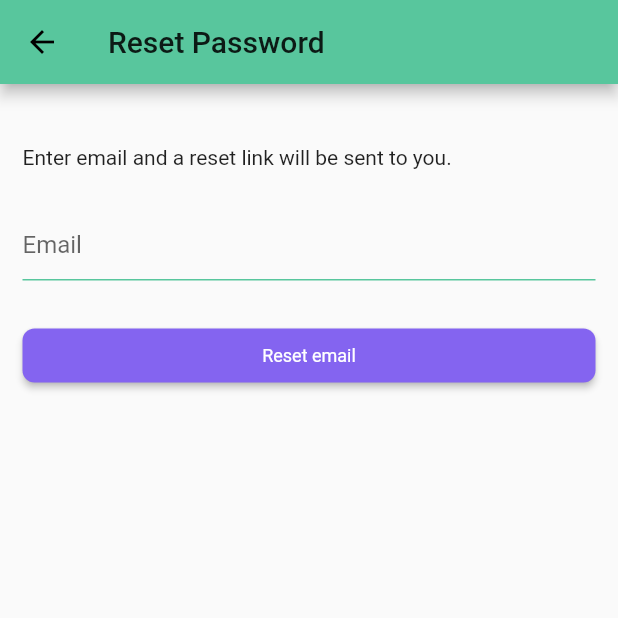
After one commit to ndy40/lgs_mobile_client, a Flutter app: the screen it shows after launch, after a tap on "Forgot password?", on a phone screen of 412 x 824 dp, the top half of it. The commit adds this screen. Run offline on Flutter 3.47's test engine with Material 2 defaults, Android fonts, the phone set to English and light mode, and no system bars; our stand-ins replace badges, dio, get, shared_preferences; accounts and stored records are empty; network calls fail.

Commit message:
adding support for GetX

```diff
--- a/lib/common/shareable.dart
+++ b/lib/common/shareable.dart
@@ -1,7 +1,7 @@
 import 'package:flutter/material.dart';
 
 class ErrorMessage {
-  Map<dynamic, dynamic> _data;
+  Map<String, dynamic> _data;
 
   String get context => _data['@context'];
   String get type => _data['@type'];
--- a/lib/common/widgets.dart
+++ b/lib/common/widgets.dart
@@ -10,7 +10,7 @@ RaisedButton appRaisedButton(String text, Function callback,
   return RaisedButton(
     color: secondaryColourSwatch[200],
     onPressed: callback,
-    shape: RoundedRectangleBorder(borderRadius: BorderRadius.circular(12)),
+    shape: RoundedRectangleBorder(borderRadius: BorderRadius.circular(8)),
     child: Text(
       text,
       style: textStyle,
--- /dev/null
+++ b/lib/controllers/auth_controller.dart
@@ -0,0 +1,78 @@
+import 'package:get/get.dart';
+import 'package:lgs_mobile_client/models/auth.dart';
+import 'package:lgs_mobile_client/providers/auth.dart';
+import 'package:lgs_mobile_client/screens/login_screen.dart';
+import 'package:lgs_mobile_client/services/auth_services.dart';
+
+class AuthController extends GetxController {
+  AuthService authService = AuthService.init();
+  UserPreference userPref = Get.find<UserPreference>();
+  UserController userController = Get.find<UserController>();
+
+  Future<dynamic> signIn(LoginModel login) async {
+    try {
+      final token = await authService.signIn(login);
+      userPref.saveToken(token);
+      userController.setToken(token);
+      userController.status = Status.LoggedIn;
+    } catch (e) {
+      print(e);
+    }
+  }
+
+  signOut() {
+    userPref.clear();
+    userController.clear();
+    Get.toNamed(LoginScreen.routeName);
+  }
+}
+
+class ResetPasswordController extends GetxController {
+  AuthService service;
+
+  ResetPasswordController(this.service);
+
+  resetPassword(String email) async {
+    return await service.resetPassword(email);
+  }
+}
+
+class UserController extends GetxController {
+  Rx<User> _user = User().obs;
+
+  Rx<Status> _status = Status.NotLoggedIn.obs;
+
+  set status(Status status) => _status.value = status;
+
+  Rx<Token> _token = Token().obs;
+
+  User get user => _user.value;
+
+  Status get status => _status.value;
+
+  Token get token => _token.value;
+
+  @override
+  void onInit() {
+    Get.find<UserPreference>().getUser().then((value) => setUser(value));
+  }
+
+  setUser(User user) async {
+    if (!await Get.find<UserPreference>().saveUser(user)) {
+      throw Exception("Error saving user");
+    }
+    _user.value = user;
+  }
+
+  setToken(Token token) async {
+    if (!await Get.find<UserPreference>().saveToken(token)) {
+      throw Exception('Error saving token');
+    }
+  }
+
+  clear() {
+    _user.value = User();
+    _status.value = Status.NotLoggedIn;
+    _token.value = Token();
+  }
+}
--- a/lib/main.dart
+++ b/lib/main.dart
@@ -1,38 +1,29 @@
 import 'package:flutter/material.dart';
-import 'package:lgs_mobile_client/models/auth.dart';
-import 'package:lgs_mobile_client/providers/auth.dart';
+import 'package:get/get.dart';
+import 'package:lgs_mobile_client/controllers/auth_controller.dart';
 import 'package:lgs_mobile_client/routes.dart';
 import 'package:lgs_mobile_client/screens/login_screen.dart';
 import 'package:lgs_mobile_client/screens/shopping_list_screen.dart';
+import 'package:lgs_mobile_client/services/auth_services.dart';
 import 'package:lgs_mobile_client/services/client_service.dart';
-import 'package:lgs_mobile_client/services/local_storage.dart';
 import 'package:lgs_mobile_client/themes.dart';
-import 'package:provider/provider.dart';
 
-void main() {
-  runApp(MultiProvider(
-    providers: [
-      ChangeNotifierProvider(
-        create: (context) => AuthProvider(),
-      ),
-      ChangeNotifierProvider(create: (context) => UserProvider())
-    ],
-    child: MyApp(),
-  ));
+void main() async {
+  initServices();
+  runApp(MyApp());
 }
 
 class MyApp extends StatelessWidget {
   // This widget is the root of your application.
   @override
   Widget build(BuildContext context) {
-    Future<Token> getToken() async => UserPreference().getToken();
-
-    return MaterialApp(
+    return GetMaterialApp(
+      initialBinding: AuthBindings(),
       title: 'Flutter Demo',
       theme: appTheme,
-      routes: routes,
+      getPages: routes,
       home: FutureBuilder(
-        future: getToken(),
+        future: Get.find<UserPreference>().getToken(),
         builder: (context, snapshot) {
           switch (snapshot.connectionState) {
             case ConnectionState.none:
@@ -45,7 +36,6 @@ class MyApp extends StatelessWidget {
                 UserPreference().clear();
                 return LoginScreen();
               }
-
               return ShoppingListScreen();
           }
         },
@@ -53,3 +43,15 @@ class MyApp extends StatelessWidget {
     );
   }
 }
+
+class AuthBindings extends Bindings {
+  @override
+  void dependencies() {
+    Get.put(AuthController());
+  }
+}
+
+initServices() async {
+  await Get.putAsync(() => Future(() => UserPreference()), permanent: true);
+  await Get.putAsync(() => Future(() => UserController()), permanent: true);
+}
--- a/lib/models/auth.dart
+++ b/lib/models/auth.dart
@@ -2,8 +2,8 @@
 import 'package:flutter/material.dart';
 
 class Token {
-  final String token;
-  final String refreshToken;
+  String token;
+  String refreshToken;
 
   Token({@required this.token, @required this.refreshToken});
 
@@ -19,6 +19,16 @@ class User {
   String lastName;
 
   User({int id, email, String firstName, String lastName});
+
+  factory User.fromJson(Map<String, dynamic> data) {
+    return User(
+        id: int.parse(data['id']),
+        email: data['email'],
+        firstName: data['firstName'],
+        lastName: data['lastName']);
+  }
+
+  bool get isEmpty => id == null;
 }
 
 class RegistrationModel {
@@ -43,7 +53,7 @@ class LoginModel {
   String email;
   String password;
 
-  Map<String, dynamic> get json => {"email": email, "password": password};
+  Map<String, dynamic> toJson() => {"email": email, "password": password};
 
   LoginModel({this.email, this.password});
 }
--- a/lib/routes.dart
+++ b/lib/routes.dart
@@ -1,9 +1,38 @@
+import 'package:get/get.dart';
+import 'package:get/route_manager.dart';
+import 'package:lgs_mobile_client/controllers/auth_controller.dart';
 import 'package:lgs_mobile_client/screens/login_screen.dart';
 import 'package:lgs_mobile_client/screens/register_screen.dart';
+import 'package:lgs_mobile_client/screens/reset_password_screen.dart';
 import 'package:lgs_mobile_client/screens/shopping_list_screen.dart';
+import 'package:lgs_mobile_client/services/auth_services.dart';
 
-final routes = {
-  RegistrationScreen.routeName: (context) => RegistrationScreen(),
-  LoginScreen.routeName: (context) => LoginScreen(),
-  ShoppingListScreen.routeName: (context) => ShoppingListScreen()
-};
+final routes = [
+  GetPage(name: RegistrationScreen.routeName, page: () => RegistrationScreen()),
+  GetPage(
+      name: LoginScreen.routeName,
+      page: () => LoginScreen(),
+      binding: AuthBindings()),
+  GetPage(
+      name: ResetPasswordScreen.routeName,
+      page: () => ResetPasswordScreen(),
+      bindings: [AuthBindings(), ResetPasswordBindings()]),
+  GetPage(
+    name: ShoppingListScreen.routeName,
+    page: () => ShoppingListScreen(),
+  ),
+];
+
+class AuthBindings extends Bindings {
+  @override
+  void dependencies() {
+    Get.put(AuthService.init());
+  }
+}
+
+class ResetPasswordBindings extends Bindings {
+  @override
+  void dependencies() {
+    Get.put(ResetPasswordController(AuthService.init()));
+  }
+}
--- /dev/null
+++ b/lib/screens/reset_password_screen.dart
@@ -0,0 +1,80 @@
+import 'package:dio/dio.dart';
+import 'package:flutter/cupertino.dart';
+import 'package:flutter/material.dart';
+import 'package:get/get.dart';
+import 'package:lgs_mobile_client/common/widgets.dart';
+import 'package:lgs_mobile_client/controllers/auth_controller.dart';
+import 'package:lgs_mobile_client/screens/register_screen.dart';
+import 'package:lgs_mobile_client/styles.dart';
+
+class ResetPasswordScreen extends GetWidget<ResetPasswordController> {
+  static const routeName = '/reset_password';
+
+  final _formKey = GlobalKey<FormState>();
+  final emailController = TextEditingController();
+
+  @override
+  Widget build(BuildContext context) {
+    return Scaffold(
+      appBar: AppBar(
+        title: Text('Reset Password'),
+      ),
+      resizeToAvoidBottomInset: false,
+      body: Form(
+        key: _formKey,
+        autovalidateMode: AutovalidateMode.onUserInteraction,
+        child: Container(
+          padding: EdgeInsets.all(15.0),
+          child: Align(
+            child: Column(
+              mainAxisAlignment: MainAxisAlignment.start,
+              crossAxisAlignment: CrossAxisAlignment.start,
+              children: [
+                spaceSizeBox(),
+                Text('Enter email and a reset link will be sent to you.'),
+                spaceSizeBox(),
+                TextFormField(
+                  controller: emailController,
+                  decoration: InputDecoration(
+                    enabledBorder: UnderlineInputBorder(
+                        borderSide: BorderSide(color: lgsPrimaryColour)),
+                    hintText: 'Email',
+                  ),
+                  validator: (value) => checkNotEmpty(value, 'Email'),
+                ),
+                spaceSizeBox(),
+                Row(
+                  children: [
+                    Expanded(
+                      child: appRaisedButton('Reset email', () async {
+                        if (_formKey.currentState.validate() &&
+                            GetUtils.isEmail(emailController.text.trim())) {
+                          _formKey.currentState.save();
+
+                          String message =
+                              'Password reset link has been emailed';
+                          try {
+                            await controller
+                                .resetPassword(emailController.text.trim());
+                          } on DioErrorType catch (e) {
+                            message = 'Error sending email';
+                          }
+
+                          Get.showSnackbar(GetBar(
+                            title: 'Password reset',
+                            message: message,
+                            duration: Duration(seconds: 5),
+                          ));
+                        }
+                      }),
+                    )
+                  ],
+                )
+              ],
+            ),
+          ),
+        ),
+      ),
+    );
+  }
+}
--- a/lib/services/local_storage.dart
+++ b/lib/services/auth_services.dart
@@ -1,7 +1,57 @@
+import 'package:dio/dio.dart';
+import 'package:get/get.dart';
 import 'package:lgs_mobile_client/models/auth.dart';
+import 'package:lgs_mobile_client/services/http_client.dart';
 import 'package:shared_preferences/shared_preferences.dart';
 
-class UserPreference {
+class AuthService extends GetxService {
+  final _loginPath = '/authentication_token';
+
+  final _refreshToken = '/refresh_token';
+
+  final _registrationPath = '/api/users/register';
+
+  final _resetPassword = '/api/users/reset_password';
+
+  final ApiClient apiClient;
+
+  AuthService({this.apiClient});
+
+  static AuthService init() {
+    return AuthService(apiClient: ApiClient());
+  }
+
+  Future<Token> signIn(LoginModel login) async {
+    final payload = {'username': login.email, 'password': login.password};
+    final response = await apiClient.post(_loginPath, data: payload);
+
+    return Token.fromJson(response.data);
+  }
+
+  Future<User> register(RegistrationModel model) async {
+    final response =
+        await apiClient.post(_registrationPath, data: model.getJson());
+    return User.fromJson(response.data);
+  }
+
+  Future<Token> refreshToken(String refreshToken) async {
+    final response = await apiClient
+        .post(_refreshToken, data: {'refreshToken': refreshToken});
+    return Token.fromJson(response.data);
+  }
+
+  resetPassword(String email) async {
+    Response response =
+        await apiClient.post(_resetPassword, data: {'email': email});
+    return response.statusCode == 204;
+  }
+}
+
+class UserPreference extends GetxService {
+  Future<UserPreference> init() async {
+    return this;
+  }
+
   Future<bool> saveUser(User user) async {
     final SharedPreferences preferences = await SharedPreferences.getInstance();
 
@@ -57,7 +107,7 @@ class UserPreference {
     preferences.remove('refreshToken');
   }
 
-  clear() async {
+  Future<void> clear() async {
     removeUser();
     removeToken();
   }
--- a/lib/styles.dart
+++ b/lib/styles.dart
@@ -40,4 +40,6 @@ const appTextOnSecondary = TextStyle(
     color: Colors.white, fontSize: 12.0, fontWeight: FontWeight.normal);
 
 const appTextOnPrimary =
-    TextStyle(fontSize: 18.0, color: Colors.white, fontWeight: FontWeight.bold);
+    TextStyle(fontSize: 12.0, color: Colors.white, fontWeight: FontWeight.bold);
+
+const appTextSecondary = TextStyle(fontSize: 12, color: Colors.grey);
--- a/pubspec.yaml
+++ b/pubspec.yaml
@@ -27,6 +27,7 @@ dependencies:
   provider: ^4.3.2+2
   shared_preferences: ^0.5.12
   badges: ^1.1.3
+  get: ^3.13.2
 
   # The following adds the Cupertino Icons font to your application.
   # Use with the CupertinoIcons class for iOS style icons.
```
Also changed, not shown: lib/controllers/error_controller.dart (added, +10 -0 lines), lib/providers/auth.dart (+8 -7 lines), lib/screens/login_screen.dart (+36 -47 lines), lib/screens/settings_screen.dart (added, +22 -0 lines), lib/screens/shopping_list_screen.dart (+2 -10 lines), lib/services/http_client.dart (+39 -19 lines), 4 other files.
